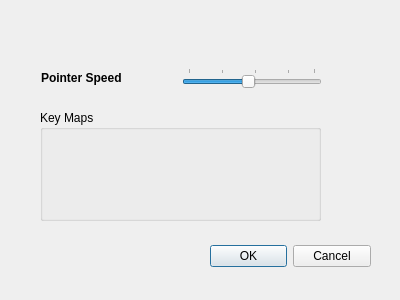
The window that src/preferences.ui (kitswas/VirtualGamePad-PC) describes before a commit, drawn with Qt 5.
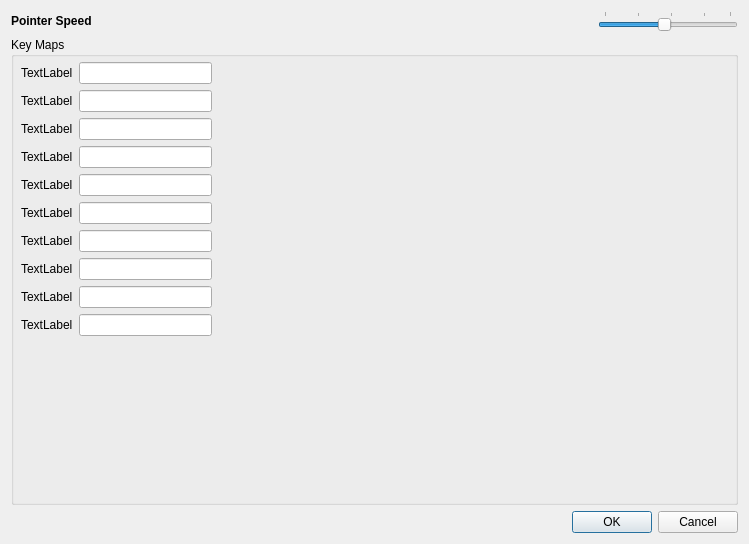
The same window after the commit.

The edit to the form file:
```diff
--- a/src/preferences.ui
+++ b/src/preferences.ui
@@ -6,54 +6,15 @@
    <rect>
     <x>0</x>
     <y>0</y>
-    <width>400</width>
-    <height>300</height>
+    <width>749</width>
+    <height>544</height>
    </rect>
   </property>
   <property name="windowTitle">
    <string>Preferences</string>
   </property>
-  <widget class="QDialogButtonBox" name="buttonBox">
-   <property name="geometry">
-    <rect>
-     <x>210</x>
-     <y>240</y>
-     <width>161</width>
-     <height>32</height>
-    </rect>
-   </property>
-   <property name="cursor">
-    <cursorShape>ArrowCursor</cursorShape>
-   </property>
-   <property name="orientation">
-    <enum>Qt::Horizontal</enum>
-   </property>
-   <property name="standardButtons">
-    <set>QDialogButtonBox::Cancel|QDialogButtonBox::Ok</set>
-   </property>
-  </widget>
-  <widget class="QGroupBox" name="KeyMaps">
-   <property name="geometry">
-    <rect>
-     <x>40</x>
-     <y>110</y>
-     <width>281</width>
-     <height>111</height>
-    </rect>
-   </property>
-   <property name="title">
-    <string>Key Maps</string>
-   </property>
-  </widget>
-  <widget class="QWidget" name="layoutWidget">
-   <property name="geometry">
-    <rect>
-     <x>41</x>
-     <y>61</y>
-     <width>281</width>
-     <height>34</height>
-    </rect>
-   </property>
+  <layout class="QVBoxLayout" name="verticalLayout">
+   <item>
    <layout class="QHBoxLayout" name="horizontalLayout">
     <item>
      <widget class="QLabel" name="label">
@@ -111,7 +72,296 @@
      </widget>
     </item>
    </layout>
-  </widget>
+   </item>
+   <item>
+    <widget class="QGroupBox" name="KeyMaps">
+     <property name="sizePolicy">
+      <sizepolicy hsizetype="Expanding" vsizetype="Expanding">
+       <horstretch>0</horstretch>
+       <verstretch>0</verstretch>
+      </sizepolicy>
+     </property>
+     <property name="title">
+      <string>Key Maps</string>
+     </property>
+     <widget class="QWidget" name="layoutWidget">
+      <property name="geometry">
+       <rect>
+        <x>10</x>
+        <y>25</y>
+        <width>191</width>
+        <height>296</height>
+       </rect>
+      </property>
+      <layout class="QFormLayout" name="formLayout">
+       <item row="0" column="0">
+        <widget class="QLabel" name="xbutton">
+         <property name="text">
+          <string>TextLabel</string>
+         </property>
+        </widget>
+       </item>
+       <item row="0" column="1">
+        <widget class="QLineEdit" name="xmap">
+         <property name="sizePolicy">
+          <sizepolicy hsizetype="MinimumExpanding" vsizetype="Fixed">
+           <horstretch>0</horstretch>
+           <verstretch>0</verstretch>
+          </sizepolicy>
+         </property>
+         <property name="font">
+          <font>
+           <bold>true</bold>
+          </font>
+         </property>
+         <property name="clearButtonEnabled">
+          <bool>true</bool>
+         </property>
+        </widget>
+       </item>
+       <item row="1" column="0">
+        <widget class="QLabel" name="ybutton">
+         <property name="text">
+          <string>TextLabel</string>
+         </property>
+        </widget>
+       </item>
+       <item row="1" column="1">
+        <widget class="QLineEdit" name="ymap">
+         <property name="sizePolicy">
+          <sizepolicy hsizetype="MinimumExpanding" vsizetype="Fixed">
+           <horstretch>0</horstretch>
+           <verstretch>0</verstretch>
+          </sizepolicy>
+         </property>
+         <property name="font">
+          <font>
+           <bold>true</bold>
+          </font>
+         </property>
+         <property name="clearButtonEnabled">
+          <bool>true</bool>
+         </property>
+        </widget>
+       </item>
+       <item row="2" column="0">
+        <widget class="QLabel" name="abutton">
+         <property name="text">
+          <string>TextLabel</string>
+         </property>
+        </widget>
+       </item>
+       <item row="2" column="1">
+        <widget class="QLineEdit" name="amap">
+         <property name="sizePolicy">
+          <sizepolicy hsizetype="MinimumExpanding" vsizetype="Fixed">
+           <horstretch>0</horstretch>
+           <verstretch>0</verstretch>
+          </sizepolicy>
+         </property>
+         <property name="font">
+          <font>
+           <bold>true</bold>
+          </font>
+         </property>
+         <property name="clearButtonEnabled">
+          <bool>true</bool>
+         </property>
+        </widget>
+       </item>
+       <item row="3" column="0">
+        <widget class="QLabel" name="bbutton">
+         <property name="text">
+          <string>TextLabel</string>
+         </property>
+        </widget>
+       </item>
+       <item row="3" column="1">
+        <widget class="QLineEdit" name="bmap">
+         <property name="sizePolicy">
+          <sizepolicy hsizetype="MinimumExpanding" vsizetype="Fixed">
+           <horstretch>0</horstretch>
+           <verstretch>0</verstretch>
+          </sizepolicy>
+         </property>
+         <property name="font">
+          <font>
+           <bold>true</bold>
+          </font>
+         </property>
+         <property name="clearButtonEnabled">
+          <bool>true</bool>
+         </property>
+        </widget>
+       </item>
+       <item row="4" column="0">
+        <widget class="QLabel" name="Rt">
+         <property name="text">
+          <string>TextLabel</string>
+         </property>
+        </widget>
+       </item>
+       <item row="4" column="1">
+        <widget class="QLineEdit" name="Rtmap">
+         <property name="sizePolicy">
+          <sizepolicy hsizetype="MinimumExpanding" vsizetype="Fixed">
+           <horstretch>0</horstretch>
+           <verstretch>0</verstretch>
+          </sizepolicy>
+         </property>
+         <property name="font">
+          <font>
+           <bold>true</bold>
+          </font>
+         </property>
+         <property name="clearButtonEnabled">
+          <bool>true</bool>
+         </property>
+        </widget>
+       </item>
+       <item row="5" column="0">
+        <widget class="QLabel" name="Lt">
+         <property name="text">
+          <string>TextLabel</string>
+         </property>
+        </widget>
+       </item>
+       <item row="5" column="1">
+        <widget class="QLineEdit" name="Ltmap">
+         <property name="sizePolicy">
+          <sizepolicy hsizetype="MinimumExpanding" vsizetype="Fixed">
+           <horstretch>0</horstretch>
+           <verstretch>0</verstretch>
+          </sizepolicy>
+         </property>
+         <property name="font">
+          <font>
+           <bold>true</bold>
+          </font>
+         </property>
+         <property name="clearButtonEnabled">
+          <bool>true</bool>
+         </property>
+        </widget>
+       </item>
+       <item row="6" column="0">
+        <widget class="QLabel" name="ddown">
+         <property name="text">
+          <string>TextLabel</string>
+         </property>
+        </widget>
+       </item>
+       <item row="6" column="1">
+        <widget class="QLineEdit" name="ddownmap">
+         <property name="sizePolicy">
+          <sizepolicy hsizetype="MinimumExpanding" vsizetype="Fixed">
+           <horstretch>0</horstretch>
+           <verstretch>0</verstretch>
+          </sizepolicy>
+         </property>
+         <property name="font">
+          <font>
+           <bold>true</bold>
+          </font>
+         </property>
+         <property name="clearButtonEnabled">
+          <bool>true</bool>
+         </property>
+        </widget>
+       </item>
+       <item row="7" column="0">
+        <widget class="QLabel" name="dup">
+         <property name="text">
+          <string>TextLabel</string>
+         </property>
+        </widget>
+       </item>
+       <item row="7" column="1">
+        <widget class="QLineEdit" name="dupmap">
+         <property name="sizePolicy">
+          <sizepolicy hsizetype="MinimumExpanding" vsizetype="Fixed">
+           <horstretch>0</horstretch>
+           <verstretch>0</verstretch>
+          </sizepolicy>
+         </property>
+         <property name="font">
+          <font>
+           <bold>true</bold>
+          </font>
+         </property>
+         <property name="clearButtonEnabled">
+          <bool>true</bool>
+         </property>
+        </widget>
+       </item>
+       <item row="8" column="0">
+        <widget class="QLabel" name="dright">
+         <property name="text">
+          <string>TextLabel</string>
+         </property>
+        </widget>
+       </item>
+       <item row="8" column="1">
+        <widget class="QLineEdit" name="drightmap">
+         <property name="sizePolicy">
+          <sizepolicy hsizetype="MinimumExpanding" vsizetype="Fixed">
+           <horstretch>0</horstretch>
+           <verstretch>0</verstretch>
+          </sizepolicy>
+         </property>
+         <property name="font">
+          <font>
+           <bold>true</bold>
+          </font>
+         </property>
+         <property name="clearButtonEnabled">
+          <bool>true</bool>
+         </property>
+        </widget>
+       </item>
+       <item row="9" column="0">
+        <widget class="QLabel" name="dleft">
+         <property name="text">
+          <string>TextLabel</string>
+         </property>
+        </widget>
+       </item>
+       <item row="9" column="1">
+        <widget class="QLineEdit" name="dleftmap">
+         <property name="sizePolicy">
+          <sizepolicy hsizetype="MinimumExpanding" vsizetype="Fixed">
+           <horstretch>0</horstretch>
+           <verstretch>0</verstretch>
+          </sizepolicy>
+         </property>
+         <property name="font">
+          <font>
+           <bold>true</bold>
+          </font>
+         </property>
+         <property name="clearButtonEnabled">
+          <bool>true</bool>
+         </property>
+        </widget>
+       </item>
+      </layout>
+     </widget>
+    </widget>
+   </item>
+   <item>
+    <widget class="QDialogButtonBox" name="buttonBox">
+     <property name="cursor">
+      <cursorShape>ArrowCursor</cursorShape>
+     </property>
+     <property name="orientation">
+      <enum>Qt::Horizontal</enum>
+     </property>
+     <property name="standardButtons">
+      <set>QDialogButtonBox::Cancel|QDialogButtonBox::Ok</set>
+     </property>
+    </widget>
+   </item>
+  </layout>
  </widget>
  <resources/>
  <connections>
```
Left out of the diff: 2 changed lines with no effect on the pictures. Lines whose indentation alone changed are shown as unchanged.
